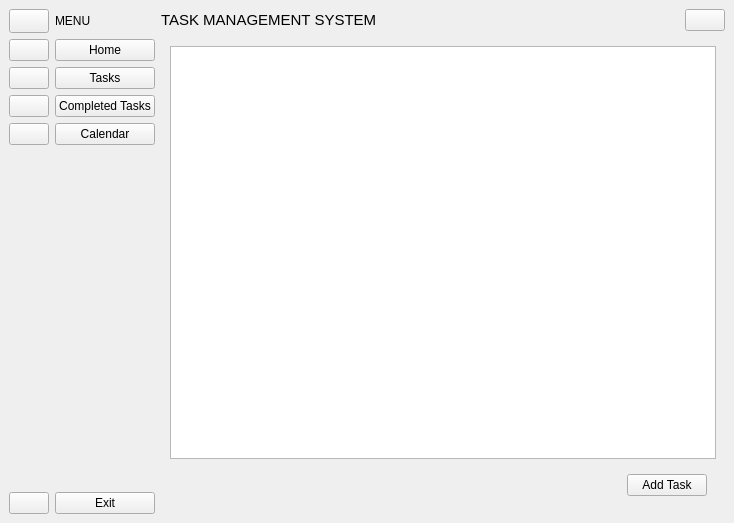
Old version of the form ui/interface.ui in the repository VicMbugua/TaskManagementSystem.
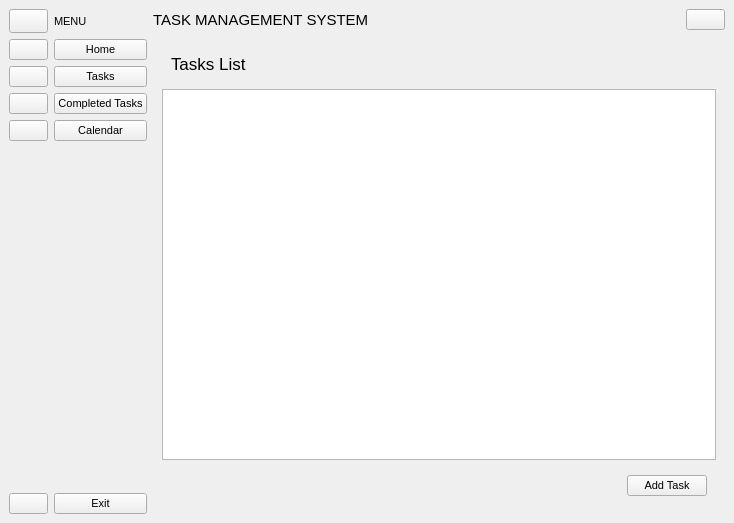
New version of the form. The open tabs and pages were chosen to show the change. Icons and pictures are not drawn.

The edit to the form file:
```diff
--- a/ui/interface.ui
+++ b/ui/interface.ui
@@ -10,11 +10,16 @@
     <height>523</height>
    </rect>
   </property>
+  <property name="font">
+   <font>
+    <pointsize>8</pointsize>
+   </font>
+  </property>
   <property name="windowTitle">
    <string>MainWindow</string>
   </property>
   <widget class="QWidget" name="centralwidget">
-   <layout class="QHBoxLayout" name="horizontalLayout_2">
+   <layout class="QHBoxLayout" name="horizontalLayout_6">
     <item>
      <widget class="QWidget" name="widget_3" native="true">
       <layout class="QVBoxLayout" name="verticalLayout_3">
@@ -463,6 +468,49 @@
          </widget>
          <widget class="QWidget" name="tasks_page">
           <layout class="QVBoxLayout" name="verticalLayout_5">
+           <item>
+            <widget class="QWidget" name="widget_6" native="true">
+             <property name="sizePolicy">
+              <sizepolicy hsizetype="Preferred" vsizetype="Preferred">
+               <horstretch>0</horstretch>
+               <verstretch>0</verstretch>
+              </sizepolicy>
+             </property>
+             <property name="minimumSize">
+              <size>
+               <width>0</width>
+               <height>30</height>
+              </size>
+             </property>
+             <layout class="QHBoxLayout" name="horizontalLayout_2">
+              <item>
+               <widget class="QLabel" name="label">
+                <property name="font">
+                 <font>
+                  <pointsize>13</pointsize>
+                 </font>
+                </property>
+                <property name="text">
+                 <string>Tasks List</string>
+                </property>
+               </widget>
+              </item>
+              <item>
+               <spacer name="horizontalSpacer_3">
+                <property name="orientation">
+                 <enum>Qt::Horizontal</enum>
+                </property>
+                <property name="sizeHint" stdset="0">
+                 <size>
+                  <width>448</width>
+                  <height>20</height>
+                 </size>
+                </property>
+               </spacer>
+              </item>
+             </layout>
+            </widget>
+           </item>
            <item>
             <widget class="QTableView" name="tasks_list">
              <property name="alternatingRowColors">
@@ -472,6 +520,12 @@
            </item>
            <item>
             <widget class="QWidget" name="widget_5" native="true">
+             <property name="sizePolicy">
+              <sizepolicy hsizetype="Preferred" vsizetype="Fixed">
+               <horstretch>0</horstretch>
+               <verstretch>0</verstretch>
+              </sizepolicy>
+             </property>
              <layout class="QHBoxLayout" name="horizontalLayout_5">
               <item>
                <spacer name="horizontalSpacer">
```
Left out of the diff: 39 changed lines with no effect on the pictures.
